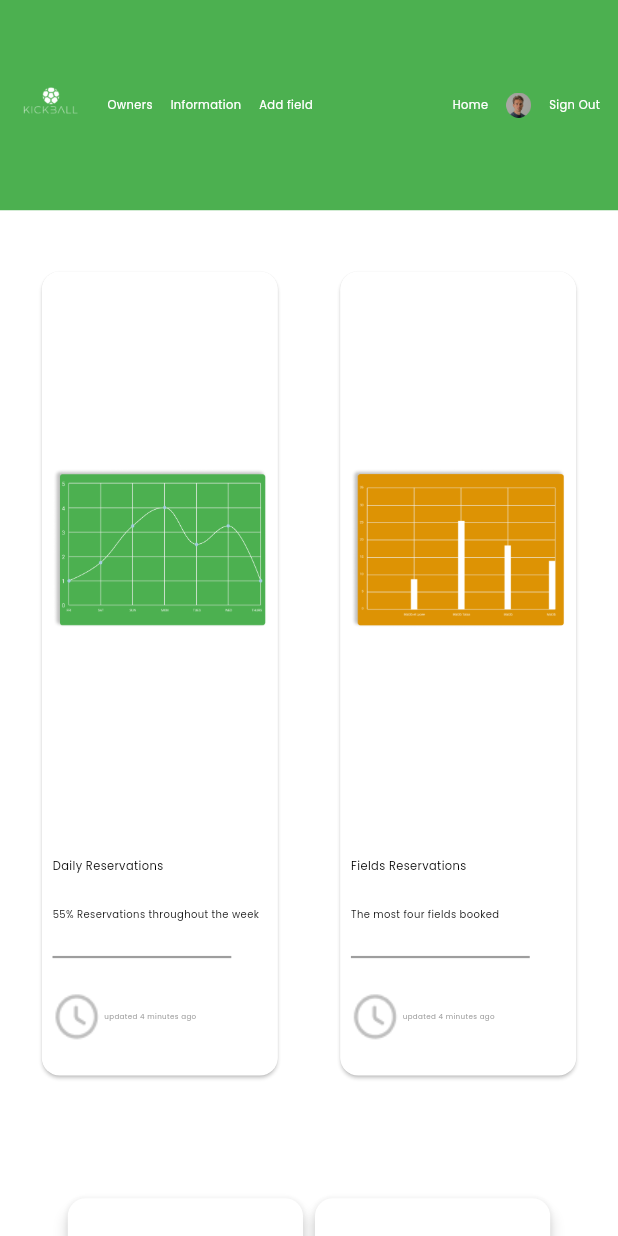
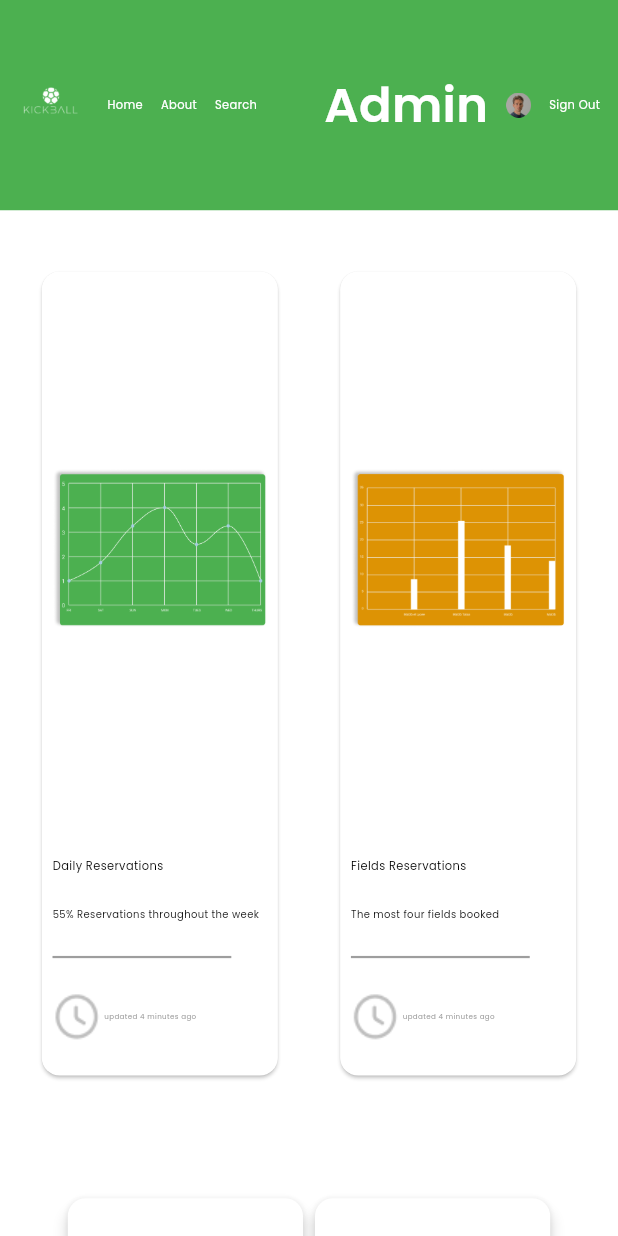
Before and after one commit to bassamamer/kickball, a Flutter app: the AdminHome screen opened by its route, on a phone screen of 412 x 824 dp. Run offline on Flutter 3.47's test engine with Material 3 defaults, Android fonts, the phone set to English and light mode, and no system bars; our stand-ins replace flutter_form_builder, flutter_screenutil, form_validator, geolocator, get, google_fonts and 1 more.

Commit message:
i fix all old packages in project

```diff
--- a/analysis_options.yaml
+++ b/analysis_options.yaml
@@ -27,3 +27,6 @@ linter:
 
 # Additional information about this file can be found at
 # https://dart.dev/guides/language/analysis-options
+analyzer:
+  errors:
+    undefined_prefixed_name: ignore
--- a/lib/helpers/binding_helper.dart
+++ b/lib/helpers/binding_helper.dart
@@ -87,6 +87,7 @@ class AppPages {
     GetPage(
       name: AppRoutes.mapPageUrl,
       page: () => MapView(),
+      // binding: HomeBinding(), // أضفت الـ Binding هنا أيضاً لضمان حقن الـ Controller في صفحة الخريطة
     ),
   ];
 }
--- /dev/null
+++ b/lib/helpers/dart_3_fix.dart
@@ -0,0 +1,5 @@
+import 'dart:typed_data';
+
+/// Fix for Dart 3 compatibility where UnmodifiableUint8ListView might be missing
+/// or caused issues in older dependency versions.
+typedef UnmodifiableUint8ListView = Uint8List;
--- a/lib/modules/app.dart
+++ b/lib/modules/app.dart
@@ -1,9 +1,7 @@
 import 'package:flutter/material.dart';
 import 'package:flutter_screenutil/flutter_screenutil.dart';
-import 'package:get/get_navigation/src/root/get_material_app.dart';
+import 'package:get/get.dart';
 import 'package:kick_ball/helpers/constant_helper.dart';
-import 'package:kick_ball/modules/user/home/views/home_view.dart';
-
 import '../helpers/binding_helper.dart';
 
 class MyApp extends StatelessWidget {
@@ -23,7 +21,6 @@ class MyApp extends StatelessWidget {
             debugShowCheckedModeBanner: false,
             title: 'KickBall',
             theme: AppThemes.appTheme,
-            home: const HomeView(),
           );
         });
   }
--- a/lib/modules/dashboard/home/view/widgets/statistics_widget.dart
+++ b/lib/modules/dashboard/home/view/widgets/statistics_widget.dart
@@ -4,6 +4,7 @@ import 'package:kick_ball/helpers/constant_helper.dart';
 import 'package:kick_ball/helpers/styles_manager.dart';
 
 class StatisticsWidget extends StatelessWidget {
+  static const String routeName = '/statistics';
   const StatisticsWidget({super.key});
 
   @override
--- a/lib/modules/user/home/views/widgets/hero_section.dart
+++ b/lib/modules/user/home/views/widgets/hero_section.dart
@@ -11,9 +11,11 @@ class HeroSection extends StatelessWidget {
   @override
   Widget build(BuildContext context) {
     return Container(
-      height: 1100.h,
+      // Removed fixed height to prevent overflow and allowed content to define height
+      constraints: BoxConstraints(minHeight: 1100.h),
       color: AppColors.primary,
       child: Column(
+        mainAxisSize: MainAxisSize.min, // Ensure Column only takes needed space
         children: <Widget>[
           const UserHomeAppBar(),
           Padding(
--- a/lib/modules/widgets/admin_home_app_bar.dart
+++ b/lib/modules/widgets/admin_home_app_bar.dart
@@ -1,6 +1,5 @@
 import 'package:flutter/material.dart';
 import 'package:flutter_screenutil/flutter_screenutil.dart';
-import 'package:get/get.dart';
 import 'package:kick_ball/helpers/binding_helper.dart';
 
 import '../../helpers/constant_helper.dart';
@@ -26,7 +25,7 @@ class AdminHomeAppBar extends StatelessWidget {
                 cursor: SystemMouseCursors.click,
                 child: GestureDetector(
                   onTap: () {
-                    Get.offAllNamed(AppRoutes.adminHomePageUrl);
+                    Navigator.pushNamedAndRemoveUntil(context, AppRoutes.adminHomePageUrl, (route) => false);
                   },
                   child: Image(
                     image: const AssetImage(AppAssets.logoImage),
@@ -35,43 +34,39 @@ class AdminHomeAppBar extends StatelessWidget {
                   ),
                 ),
               ),
+              GestureDetector(
+                onTap: () {
+                  Navigator.pushReplacementNamed(context, AppRoutes.homeURL);
+                },
+                child: Text(
+                  AppStrings.home,
+                  style: getRegularTextStyle(color: Colors.white, fontSize: 32),
+                ),
+              ),
+              50.horizontalSpace,
               Text(
-                "Owners",
+                AppStrings.about,
                 style: getRegularTextStyle(color: Colors.white, fontSize: 32),
               ),
               50.horizontalSpace,
               Text(
-                "Information",
-                style: getRegularTextStyle(color: Colors.white, fontSize: 32),
-              ),
-              50.horizontalSpace,
-              Text(
-                "Add field",
+                AppStrings.search,
                 style: getRegularTextStyle(color: Colors.white, fontSize: 32),
               )
             ],
           ),
           Row(
             children: [
-              MouseRegion(
-                cursor: SystemMouseCursors.click,
-                child: GestureDetector(
-                  onTap: () {
-                    Get.offAndToNamed(AppRoutes.homeURL);
-                  },
-                  child: Text(
-                    "Home",
-                    style:
-                        getRegularTextStyle(color: Colors.white, fontSize: 32),
-                  ),
-                ),
+              const Text(
+                "Admin",
+                style: TextStyle(color: Colors.white, fontSize: 32),
               ),
               50.horizontalSpace,
               MouseRegion(
                 cursor: SystemMouseCursors.click,
                 child: GestureDetector(
                   onTap: () {
-                    Get.toNamed(AppRoutes.userPageURL);
+                    Navigator.pushNamed(context, AppRoutes.userPageURL);
                   },
                   child: Image(
                     image: const AssetImage(AppAssets.userImage),
@@ -85,7 +80,7 @@ class AdminHomeAppBar extends StatelessWidget {
                 cursor: SystemMouseCursors.click,
                 child: GestureDetector(
                   onTap: () {
-                    Get.offAndToNamed(AppRoutes.authPageURL);
+                    Navigator.pushReplacementNamed(context, AppRoutes.authPageURL);
                   },
                   child: Text(
                     "Sign Out",
```
Also changed, not shown: lib/main.dart (+8 -1 lines), lib/modules/user/home/controller/playgrounds_controller.dart (+5 -46 lines), lib/modules/user/home/views/widgets/filter_dialog.dart (+23 -14 lines), lib/modules/user/playground_details/models/playground_model.dart (+7 -22 lines), lib/modules/user/playground_details/view/playground_details_view.dart (+8 -18 lines), lib/modules/user/playground_details/view/widgets/payment_options_list.dart (+17 -8 lines), lib/modules/widgets/user_home_app_bar.dart (+4 -5 lines), pubspec.yaml (+13 -38 lines), pubspec.lock, 8 other files.
